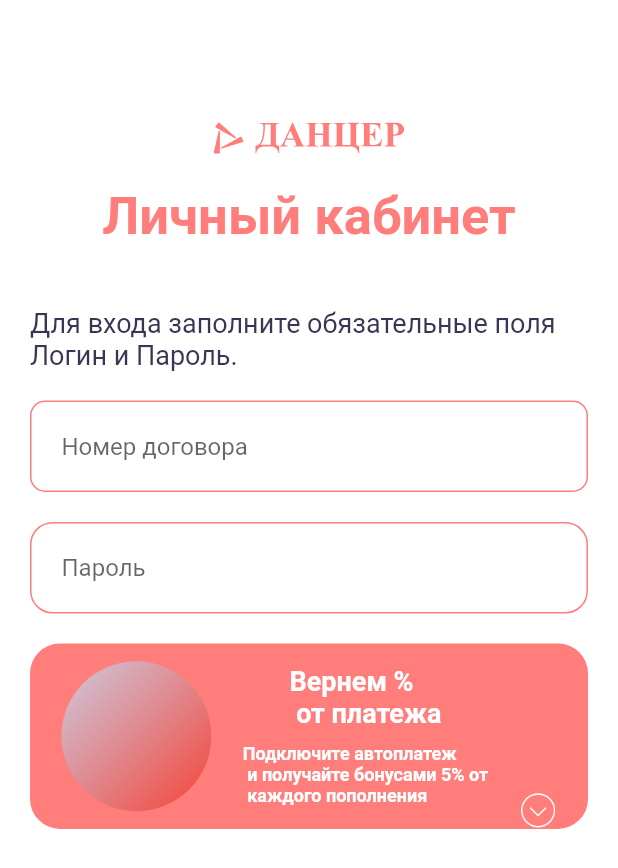
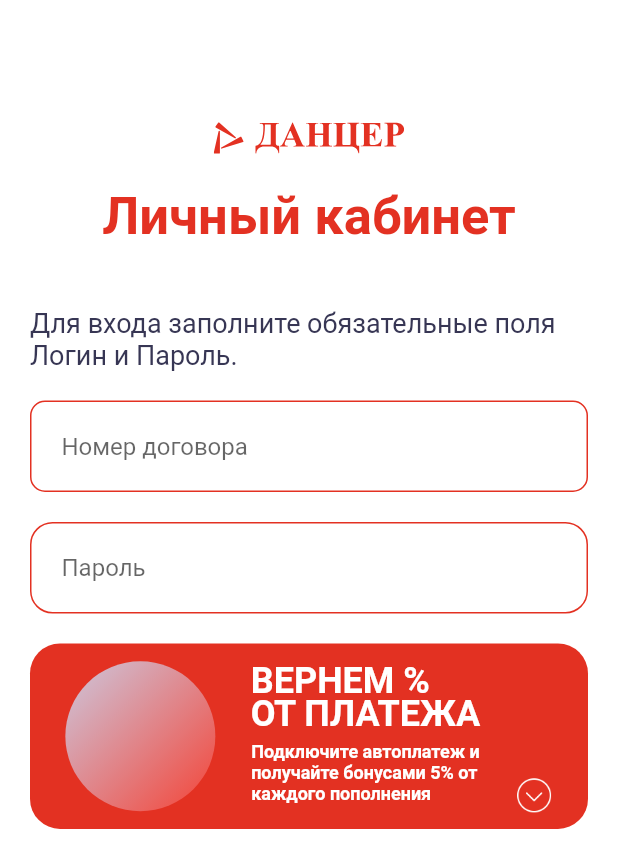
Before and after one commit to lucasudar/dancer_test, a Flutter app: the screen it shows after launch, on a phone screen of 412 x 824 dp. Shown: the top 868 px of the screen. Run offline on Flutter 3.47's test engine with Material 2 defaults, Android fonts, the phone set to English and light mode, and no system bars; our stand-ins replace flutter_svg.

Commit message:
created added styles for text

```diff
--- a/lib/constants.dart
+++ b/lib/constants.dart
@@ -1,6 +1,6 @@
 import 'package:flutter/material.dart';
 
-const kPrimaryColor = Color(0xFFFF7D7A);
+const kPrimaryColor = Color(0xFFE33122);
 const kTextColor = Color(0xFF373654);
 const kBackgroundColor = Color(0xFFFFFFFF);
 
--- a/lib/screens/login_page/components/body.dart
+++ b/lib/screens/login_page/components/body.dart
@@ -139,27 +139,24 @@ class _BodyState extends State<Body> {
                           Column(
                             mainAxisAlignment: MainAxisAlignment.center,
                             children: const [
-                              Align(
-                                alignment: Alignment.centerRight,
-                                child: Text(
-                                  'Вернем %\n от платежа',
+                              Text(
+                                "ВЕРНЕМ %\nОТ ПЛАТЕЖА",
+                                textAlign: TextAlign.left,
                                 style: TextStyle(
                                   fontWeight: FontWeight.bold,
                                   color: Colors.white,
-                                    fontSize: 18,
+                                  fontSize: 24,
+                                    height: 0.9
                                 ),
                               ),
-                              ),
-                              SizedBox(height: kDefaultPadding / 2),
-                              Align(
-                                alignment: Alignment.bottomRight,
-                                child: Text(
-                                  'Подключите автоплатеж\n и получайте бонусами 5% от\n каждого пополнения',
+                              SizedBox(height: kDefaultPadding / 4),
+                              Text(
+                                'Подключите автоплатеж и\nполучайте бонусами 5% от\nкаждого пополнения',
+                                textAlign: TextAlign.left,
                                 style: TextStyle(
                                   color: Colors.white,
                                   fontWeight: FontWeight.bold,
                                   fontSize: 12,
-                                  ),
                                 ),
                               ),
                             ],
@@ -167,10 +164,11 @@ class _BodyState extends State<Body> {
                           Column(
                             mainAxisAlignment: MainAxisAlignment.end,
                             children: [
-                              Image.asset(
-                                'assets/icons/down-button.png',
+                              Padding(
+                                padding: const EdgeInsets.only(bottom: 10),
+                                child: Image.asset('assets/icons/down-button.png',
                                     height: size.height * 0.03,
-                                color: Colors.white
+                                    color: Colors.white),
                               ),
                             ],
                           ),
```
Lines whose indentation alone changed are shown as unchanged.
